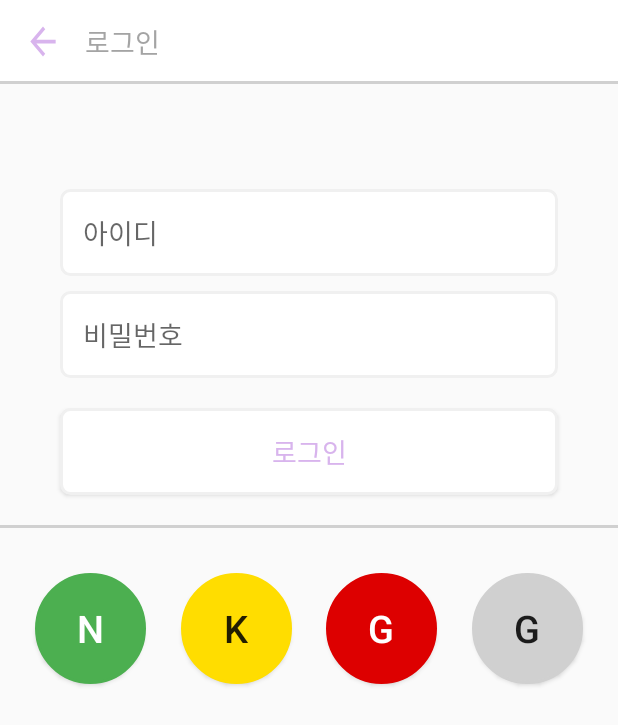
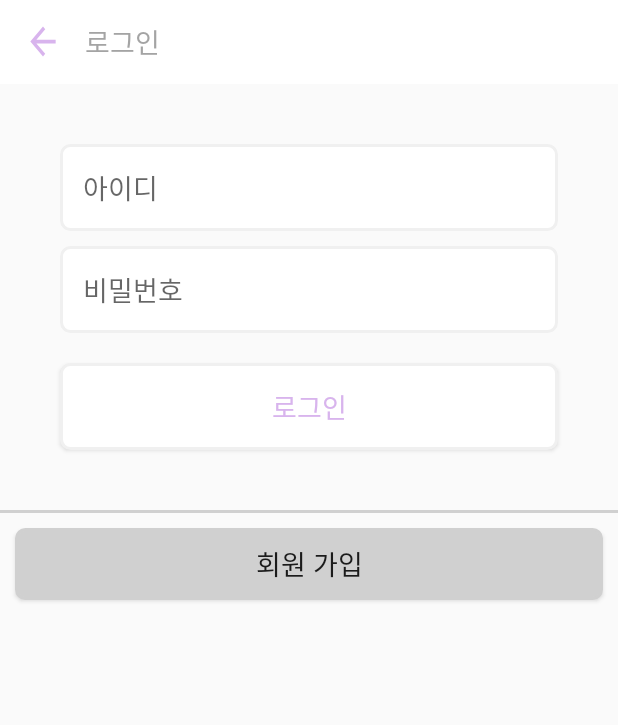
Before and after one commit to yjovoS2/Bustayo, an Android app: the LoginActivity screen opened directly, with no data from a screen before it, on a phone screen of 412 x 824 dp. Shown: the top 725 px of the screen. Run offline under Robolectric (Android 15) with nearby library versions, the phone set to English and light mode, and no system bars.

Commit message:
혼잡도, 전체적인 UI 수정

```diff
--- a/app/src/main/java/com/bhsd/bustayo/activity/LoginActivity.java
+++ b/app/src/main/java/com/bhsd/bustayo/activity/LoginActivity.java
@@ -26,7 +26,7 @@ public class LoginActivity extends AppCompatActivity {
 
     boolean loginState;
     EditText edID, edPasswd;
-    Button loginButton, loginNaver, loginKakao, loginGoogle, loginGuest;
+    Button loginButton, joinButton;
     String userID, userPasswd;
     Intent login;
 
@@ -40,10 +40,7 @@ public class LoginActivity extends AppCompatActivity {
         edID = findViewById(R.id.editID);
         edPasswd = findViewById(R.id.editPASSWD);
         loginButton = findViewById(R.id.loginButton);
-        loginNaver = findViewById(R.id.loginNaver);
-        loginKakao = findViewById(R.id.loginKakao);
-        loginGoogle = findViewById(R.id.loginGoogle);
-        loginGuest = findViewById(R.id.loginGuest);
+        joinButton = findViewById(R.id.join);
 
         findViewById(R.id.searchGoBack).setOnClickListener(new View.OnClickListener() {
             @Override
@@ -97,31 +94,7 @@ public class LoginActivity extends AppCompatActivity {
             }
         });
 
-        loginNaver.setOnClickListener(new View.OnClickListener() {
-            @Override
-            public void onClick(View v) {
-                //네이버 api연동
-                Toast.makeText(LoginActivity.this, "네이버 연동 필요", Toast.LENGTH_SHORT).show();
-            }
-        });
-
-        loginKakao.setOnClickListener(new View.OnClickListener() {
-            @Override
-            public void onClick(View v) {
-                //카카오 api연동
-                Toast.makeText(LoginActivity.this, "카카오 연동 필요", Toast.LENGTH_SHORT).show();
-            }
-        });
-
-        loginGoogle.setOnClickListener(new View.OnClickListener() {
-            @Override
-            public void onClick(View v) {
-                //구글 api연동
-                Toast.makeText(LoginActivity.this, "구글 연동 필요", Toast.LENGTH_SHORT).show();
-            }
-        });
-
-        loginGuest.setOnClickListener(new View.OnClickListener() {
+        joinButton.setOnClickListener(new View.OnClickListener() {
             @Override
             public void onClick(View v) {
                 Intent intent = new Intent(getApplicationContext(), JoinActivity.class);
--- a/app/src/main/java/com/bhsd/bustayo/adapter/StationListAdapter.java
+++ b/app/src/main/java/com/bhsd/bustayo/adapter/StationListAdapter.java
@@ -160,6 +160,7 @@ public class StationListAdapter extends RecyclerView.Adapter<StationListAdapter.
         int getCongestionColor(int congestion) {
             int color_id;
             switch(congestion) {
+                case 0: // 데이터 없음
                 case 3: // 여유
                     color_id = R.color.busy_empty;
                     break;
@@ -170,7 +171,6 @@ public class StationListAdapter extends RecyclerView.Adapter<StationListAdapter.
                 case 6:
                     color_id = R.color.busy_full;
                     break;
-                case 0: // 데이터 없음
                 default:
                     color_id = R.color.import_error;
             }
--- a/app/src/main/res/layout/activity_login.xml
+++ b/app/src/main/res/layout/activity_login.xml
@@ -26,20 +26,9 @@
             android:paddingStart="15dp"
             android:text="로그인"
             android:textColor="#aa777777"
-            android:textSize="18sp">
-
-            <requestFocus />
-        </TextView>
+            android:textSize="18sp" />
 
     </androidx.appcompat.widget.Toolbar>
-
-    <View
-        android:id="@+id/line"
-        android:layout_width="match_parent"
-        android:layout_height="2dp"
-        android:background="@color/background_gray"
-        app:layout_constraintBottom_toBottomOf="@id/toolbar"
-        app:layout_constraintLeft_toLeftOf="parent"/>
 
     <EditText
         android:id="@+id/editID"
@@ -49,10 +38,10 @@
         android:textSize="18sp"
         android:padding="15dp"
         android:background="@drawable/edit_round"
-        android:layout_marginTop="70dp"
+        android:layout_marginTop="40dp"
         android:layout_marginRight="40dp"
         android:layout_marginLeft="40dp"
-        app:layout_constraintTop_toBottomOf="@+id/line"/>
+        app:layout_constraintTop_toBottomOf="@+id/toolbar"/>
 
     <EditText
         android:id="@+id/editPASSWD"
@@ -82,17 +71,6 @@
         android:layout_marginLeft="40dp"
         app:layout_constraintTop_toBottomOf="@+id/editPASSWD"/>
 
-<!--    <TextView-->
-<!--        android:id="@+id/search_id_passwd"-->
-<!--        android:layout_width="wrap_content"-->
-<!--        android:layout_height="wrap_content"-->
-<!--        android:text="아이디 / 비밀번호 찾기"-->
-<!--        android:textSize="10sp"-->
-<!--        android:textColor="#aa777777"-->
-<!--        android:layout_marginTop="20dp"-->
-<!--        app:layout_constraintRight_toRightOf="@id/loginButton"-->
-<!--        app:layout_constraintTop_toBottomOf="@id/loginButton"/>-->
-
     <View
         android:id="@+id/line2"
         android:layout_width="match_parent"
@@ -100,58 +78,18 @@
         android:background="@color/background_gray"
         app:layout_constraintTop_toBottomOf="@+id/loginButton"
         app:layout_constraintLeft_toLeftOf="parent"
-        android:layout_marginTop="20dp"/>
+        android:layout_marginTop="40dp"/>
 
     <Button
-        android:id="@id/loginNaver"
-        android:layout_width="74dp"
-        android:layout_height="74dp"
-        android:background="@drawable/button_circle"
-        android:text="N"
-        android:textColor="#FFFFFF"
-        android:textSize="25sp"
-        android:layout_marginTop="30dp"
-        app:layout_constraintTop_toBottomOf="@id/line2"
-        app:layout_constraintLeft_toLeftOf="parent"
-        app:layout_constraintRight_toLeftOf="@+id/loginKakao"
-        android:backgroundTint="@color/naver"/>
-
-    <Button
-        android:id="@id/loginKakao"
-        android:layout_width="74dp"
-        android:layout_height="74dp"
-        android:background="@drawable/button_circle"
-        android:text="K"
-        android:textSize="25sp"
-        android:backgroundTint="@color/kakao"
-        app:layout_constraintTop_toTopOf="@id/loginNaver"
-        app:layout_constraintLeft_toRightOf="@+id/loginNaver"
-        app:layout_constraintRight_toLeftOf="@+id/loginGoogle"/>
-
-    <Button
-        android:id="@id/loginGoogle"
-        android:layout_width="74dp"
-        android:layout_height="74dp"
-        android:background="@drawable/button_circle"
-        android:text="G"
-        android:textSize="25sp"
-        android:backgroundTint="@color/google"
-        android:textColor="#ffffff"
-        app:layout_constraintTop_toTopOf="@id/loginNaver"
-        app:layout_constraintLeft_toRightOf="@+id/loginKakao"
-        app:layout_constraintRight_toLeftOf="@+id/loginGuest"/>
-
-    <Button
-        android:id="@id/loginGuest"
-        android:layout_width="74dp"
-        android:layout_height="74dp"
-        android:background="@drawable/button_circle"
-        android:text="G"
-        android:textSize="25sp"
+        android:id="@+id/join"
+        android:layout_width="match_parent"
+        android:layout_height="wrap_content"
+        android:background="@drawable/button_round"
+        android:text="회원 가입"
+        android:textSize="18sp"
+        android:layout_margin="10dp"
         android:backgroundTint="@color/background_gray"
-        app:layout_constraintTop_toTopOf="@id/loginNaver"
-        app:layout_constraintLeft_toRightOf="@id/loginGoogle"
-        app:layout_constraintRight_toRightOf="parent"/>
+        app:layout_constraintTop_toBottomOf="@id/line2" />
 
 
 
--- a/app/src/main/res/layout/fragment_bookmark.xml
+++ b/app/src/main/res/layout/fragment_bookmark.xml
@@ -3,8 +3,8 @@
     xmlns:android="http://schemas.android.com/apk/res/android"
     android:layout_width="match_parent"
     android:layout_height="match_parent"
+    android:background="@color/button_gray"
     xmlns:app="http://schemas.android.com/apk/res-auto"
-    android:background="#ffffff"
     android:layout_marginTop="10dp">
 
     <androidx.recyclerview.widget.RecyclerView
@@ -22,6 +22,6 @@
         android:layout_margin="20dp"
         android:src="@drawable/ic_refresh"
         app:layout_constraintBottom_toBottomOf="parent"
-        app:layout_constraintRight_toRightOf="parent" />l
+        app:layout_constraintRight_toRightOf="parent" />
 
 </androidx.constraintlayout.widget.ConstraintLayout>
--- a/app/src/main/res/layout/recycler_notice.xml
+++ b/app/src/main/res/layout/recycler_notice.xml
@@ -17,7 +17,7 @@
             android:layout_width="wrap_content"
             android:layout_height="wrap_content"
             android:text="title"
-            android:textSize="18sp"
+            android:textSize="16sp"
             android:layout_marginStart="10dp"
             app:layout_constraintTop_toTopOf="parent"
             app:layout_constraintLeft_toLeftOf="parent"
@@ -50,7 +50,7 @@
         android:id="@+id/notice_content"
         android:layout_width="match_parent"
         android:layout_height="wrap_content"
-        android:background="@color/background_gray"
+        android:background="@color/colorNormalLight"
         android:paddingVertical="30dp"
         android:paddingHorizontal="15dp"
         android:visibility="gone"
--- a/app/src/main/res/layout/station_list.xml
+++ b/app/src/main/res/layout/station_list.xml
@@ -43,6 +43,7 @@
         android:layout_marginStart="20dp"
         android:contentDescription="버스정류장 아이콘"
         android:src="@drawable/ic_busstop"
+        android:tint="#DDDDDD"
         app:layout_constraintBottom_toBottomOf="parent"
         app:layout_constraintLeft_toLeftOf="parent"
         app:layout_constraintTop_toTopOf="parent" />
--- a/app/src/main/res/values/colors.xml
+++ b/app/src/main/res/values/colors.xml
@@ -36,4 +36,8 @@
     <color name="kakao">#FD0</color>
     <color name="google">#D00</color>
 
+    <!-- 메인 -->
+    <color name="text">#FFFFFF</color>
+    <color name="bg">#B9D8B4ED</color>
+
 </resources>
```
Also changed, not shown: app/src/main/java/com/bhsd/bustayo/activity/NoticeActivity.java (+8 -13 lines), app/src/main/java/com/bhsd/bustayo/activity/StationActivity.java (+9 -12 lines), app/src/main/java/com/bhsd/bustayo/activity/StationListActivity.java (+2 -7 lines), app/src/main/java/com/bhsd/bustayo/adapter/BookmarkRecyclerViewAdapter.java (+6 -3 lines), app/src/main/java/com/bhsd/bustayo/adapter/CurrentBusRecyclerViewAdapter.java (+19 -24 lines), app/src/main/java/com/bhsd/bustayo/fragment/BookmarkFragment.java (+2 -8 lines), app/src/main/res/drawable/background_rect.xml (added, +9 -0 lines), app/src/main/res/layout/recyclerview_bookmark.xml (+14 -12 lines), app/src/main/res/layout/recyclerview_bus_item.xml (+7 -7 lines).
